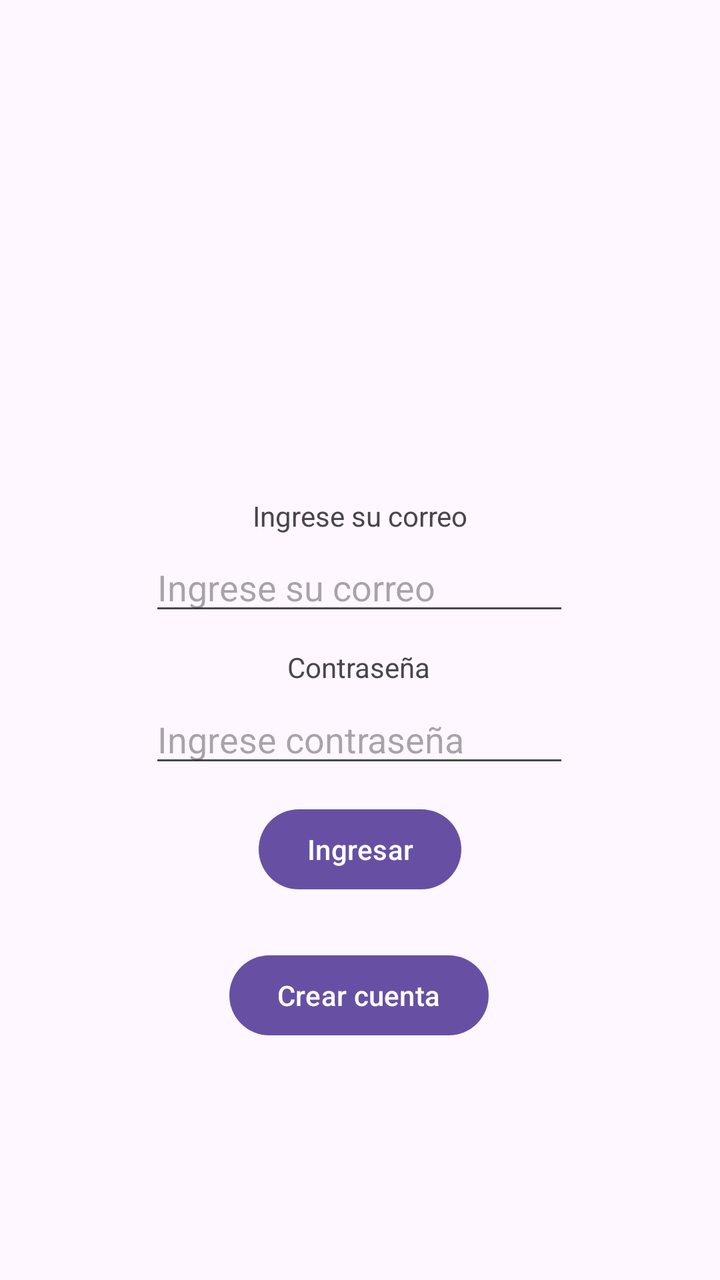
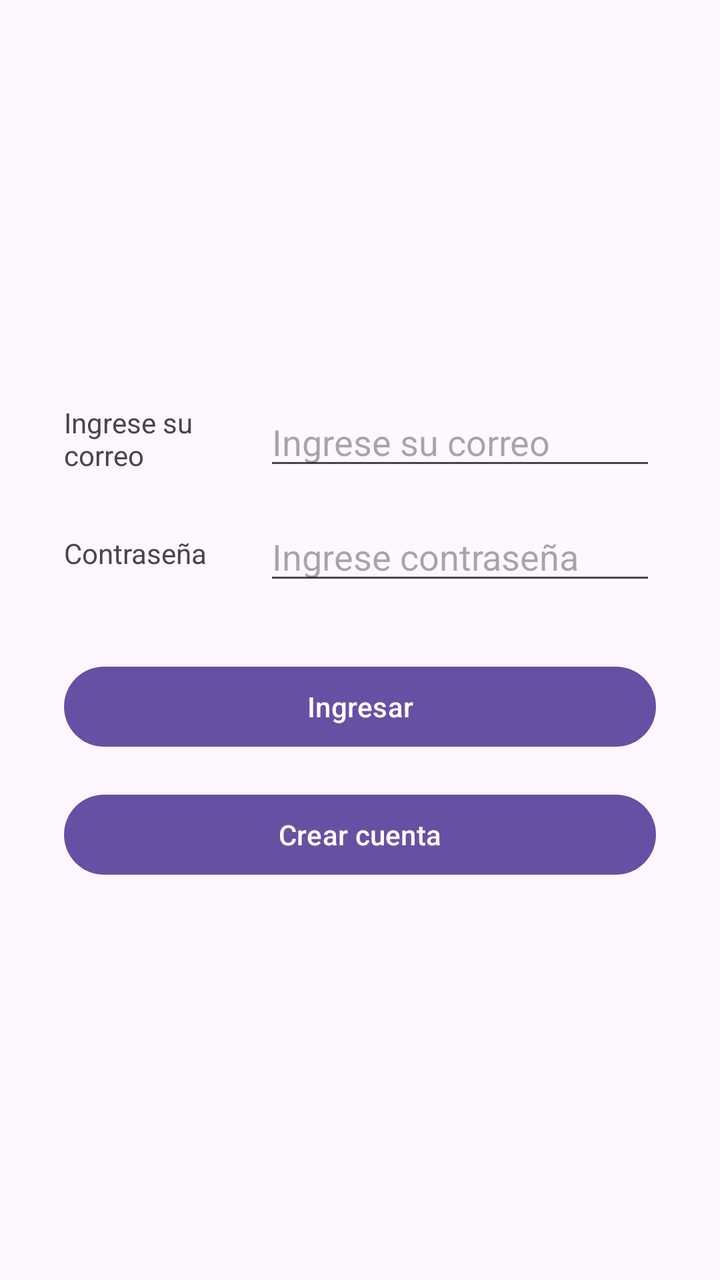

The first picture is an Android layout as it rendered before a commit; the second is the same layout after the commit. The layout source and the unified diff follow.
<!-- AndroidManifest.xml: application theme Theme.PruebaANDROID -->
<!-- res/layout/activity_login.xml -->
<?xml version="1.0" encoding="utf-8"?>
<androidx.constraintlayout.widget.ConstraintLayout xmlns:android="http://schemas.android.com/apk/res/android"
    xmlns:app="http://schemas.android.com/apk/res-auto"
    xmlns:tools="http://schemas.android.com/tools"
    android:id="@+id/main"
    android:layout_width="match_parent"
    android:layout_height="match_parent"
    tools:context=".LoginActivity">

    <TextView
        android:id="@+id/textView2"
        android:layout_width="wrap_content"
        android:layout_height="wrap_content"
        android:text="@string/correo"
        app:layout_constraintBottom_toBottomOf="parent"
        app:layout_constraintEnd_toEndOf="parent"
        app:layout_constraintStart_toStartOf="parent"
        app:layout_constraintTop_toTopOf="parent"
        app:layout_constraintVertical_bias="0.4" />

    <TextView
        android:id="@+id/textView"
        android:layout_width="wrap_content"
        android:layout_height="wrap_content"
        android:text="@string/contraseña"
        app:layout_constraintBottom_toBottomOf="parent"
        app:layout_constraintEnd_toEndOf="parent"
        app:layout_constraintHorizontal_bias="0.498"
        app:layout_constraintStart_toStartOf="parent"
        app:layout_constraintTop_toTopOf="parent"
        app:layout_constraintVertical_bias="0.522" />

    <EditText
        android:id="@+id/editTextTextPassword"
        android:layout_width="wrap_content"
        android:layout_height="wrap_content"
        android:ems="10"
        android:hint="Ingrese contraseña"
        android:inputType="textPassword"
        app:layout_constraintBottom_toBottomOf="parent"
        app:layout_constraintEnd_toEndOf="parent"
        app:layout_constraintHorizontal_bias="0.497"
        app:layout_constraintStart_toStartOf="parent"
        app:layout_constraintTop_toTopOf="parent"
        app:layout_constraintVertical_bias="0.58" />

    <Button
        android:id="@+id/btnIngresar"
        android:layout_width="wrap_content"
        android:layout_height="wrap_content"
        android:text="@string/ingresar"
        app:layout_constraintBottom_toBottomOf="parent"
        app:layout_constraintEnd_toEndOf="parent"
        app:layout_constraintStart_toStartOf="parent"
        app:layout_constraintTop_toTopOf="parent"
        app:layout_constraintVertical_bias="0.677" />

    <Button
        android:id="@+id/btnCrear"
        android:layout_width="wrap_content"
        android:layout_height="wrap_content"
        android:text="@string/Registrarse"
        app:layout_constraintBottom_toBottomOf="parent"
        app:layout_constraintEnd_toEndOf="parent"
        app:layout_constraintHorizontal_bias="0.498"
        app:layout_constraintStart_toStartOf="parent"
        app:layout_constraintTop_toTopOf="parent"
        app:layout_constraintVertical_bias="0.8" />

    <EditText
        android:id="@+id/editTextText2"
        android:layout_width="wrap_content"
        android:layout_height="wrap_content"
        android:ems="10"
        android:hint="Ingrese su correo"
        android:inputType="text"
        app:layout_constraintBottom_toBottomOf="parent"
        app:layout_constraintEnd_toEndOf="parent"
        app:layout_constraintHorizontal_bias="0.497"
        app:layout_constraintStart_toStartOf="parent"
        app:layout_constraintTop_toTopOf="parent"
        app:layout_constraintVertical_bias="0.453" />

</androidx.constraintlayout.widget.ConstraintLayout>
<!-- resources referenced by this layout -->
<resources>
  <string name="Registrarse">Crear cuenta</string>
  <string name="correo">Ingrese su correo</string>
  <string name="ingresar">Ingresar</string>
  <style name="Theme.PruebaANDROID" parent="Base.Theme.PruebaANDROID" />
  <style name="Base.Theme.PruebaANDROID" parent="Theme.Material3.DayNight.NoActionBar">
          
          
      </style>
</resources>

<!-- the commit's change to res/layout/activity_login.xml (unified diff, before → after) -->
@@ -1,84 +1,64 @@
 <?xml version="1.0" encoding="utf-8"?>
-<androidx.constraintlayout.widget.ConstraintLayout xmlns:android="http://schemas.android.com/apk/res/android"
-    xmlns:app="http://schemas.android.com/apk/res-auto"
+<LinearLayout xmlns:android="http://schemas.android.com/apk/res/android"
     xmlns:tools="http://schemas.android.com/tools"
     android:id="@+id/main"
     android:layout_width="match_parent"
     android:layout_height="match_parent"
+    android:orientation="vertical"
+    android:padding="32dp"
+    android:gravity="center"
     tools:context=".LoginActivity">
 
-    <TextView
-        android:id="@+id/textView2"
-        android:layout_width="wrap_content"
+    <LinearLayout
+        android:layout_width="match_parent"
         android:layout_height="wrap_content"
-        android:text="@string/correo"
-        app:layout_constraintBottom_toBottomOf="parent"
-        app:layout_constraintEnd_toEndOf="parent"
-        app:layout_constraintStart_toStartOf="parent"
-        app:layout_constraintTop_toTopOf="parent"
-        app:layout_constraintVertical_bias="0.4" />
+        android:orientation="horizontal"
+        android:layout_marginBottom="16dp"
+        android:gravity="center_vertical">
+        <TextView
+            android:id="@+id/textView2"
+            android:layout_width="100dp"
+            android:layout_height="wrap_content"
+            android:text="@string/correo" />
+        <EditText
+            android:id="@+id/editTextText2"
+            android:layout_width="match_parent"
+            android:layout_height="wrap_content"
+            android:ems="10"
+            android:hint="Ingrese su correo"
+            android:inputType="textEmailAddress" />
+    </LinearLayout>
 
-    <TextView
-        android:id="@+id/textView"
-        android:layout_width="wrap_content"
+    <LinearLayout
+        android:layout_width="match_parent"
         android:layout_height="wrap_content"
-        android:text="@string/contraseña"
-        app:layout_constraintBottom_toBottomOf="parent"
-        app:layout_constraintEnd_toEndOf="parent"
-        app:layout_constraintHorizontal_bias="0.498"
-        app:layout_constraintStart_toStartOf="parent"
-        app:layout_constraintTop_toTopOf="parent"
-        app:layout_constraintVertical_bias="0.522" />
-
-    <EditText
-        android:id="@+id/editTextTextPassword"
-        android:layout_width="wrap_content"
-        android:layout_height="wrap_content"
-        android:ems="10"
-        android:hint="Ingrese contraseña"
-        android:inputType="textPassword"
-        app:layout_constraintBottom_toBottomOf="parent"
-        app:layout_constraintEnd_toEndOf="parent"
-        app:layout_constraintHorizontal_bias="0.497"
-        app:layout_constraintStart_toStartOf="parent"
-        app:layout_constraintTop_toTopOf="parent"
-        app:layout_constraintVertical_bias="0.58" />
+        android:orientation="horizontal"
+        android:layout_marginBottom="32dp"
+        android:gravity="center_vertical">
+        <TextView
+            android:id="@+id/textView"
+            android:layout_width="100dp"
+            android:layout_height="wrap_content"
+            android:text="@string/contraseña" />
+        <EditText
+            android:id="@+id/editTextTextPassword"
+            android:layout_width="match_parent"
+            android:layout_height="wrap_content"
+            android:ems="10"
+            android:hint="Ingrese contraseña"
+            android:inputType="textPassword" />
+    </LinearLayout>
 
     <Button
         android:id="@+id/btnIngresar"
-        android:layout_width="wrap_content"
+        android:layout_width="match_parent"
         android:layout_height="wrap_content"
         android:text="@string/ingresar"
-        app:layout_constraintBottom_toBottomOf="parent"
-        app:layout_constraintEnd_toEndOf="parent"
-        app:layout_constraintStart_toStartOf="parent"
-        app:layout_constraintTop_toTopOf="parent"
-        app:layout_constraintVertical_bias="0.677" />
+        android:layout_marginBottom="16dp" />
 
     <Button
         android:id="@+id/btnCrear"
-        android:layout_width="wrap_content"
+        android:layout_width="match_parent"
         android:layout_height="wrap_content"
-        android:text="@string/Registrarse"
-        app:layout_constraintBottom_toBottomOf="parent"
-        app:layout_constraintEnd_toEndOf="parent"
-        app:layout_constraintHorizontal_bias="0.498"
-        app:layout_constraintStart_toStartOf="parent"
-        app:layout_constraintTop_toTopOf="parent"
-        app:layout_constraintVertical_bias="0.8" />
-
-    <EditText
-        android:id="@+id/editTextText2"
-        android:layout_width="wrap_content"
-        android:layout_height="wrap_content"
-        android:ems="10"
-        android:hint="Ingrese su correo"
-        android:inputType="text"
-        app:layout_constraintBottom_toBottomOf="parent"
-        app:layout_constraintEnd_toEndOf="parent"
-        app:layout_constraintHorizontal_bias="0.497"
-        app:layout_constraintStart_toStartOf="parent"
-        app:layout_constraintTop_toTopOf="parent"
-        app:layout_constraintVertical_bias="0.453" />
-
-</androidx.constraintlayout.widget.ConstraintLayout>
+        android:text="@string/Registrarse" />
+</LinearLayout>
